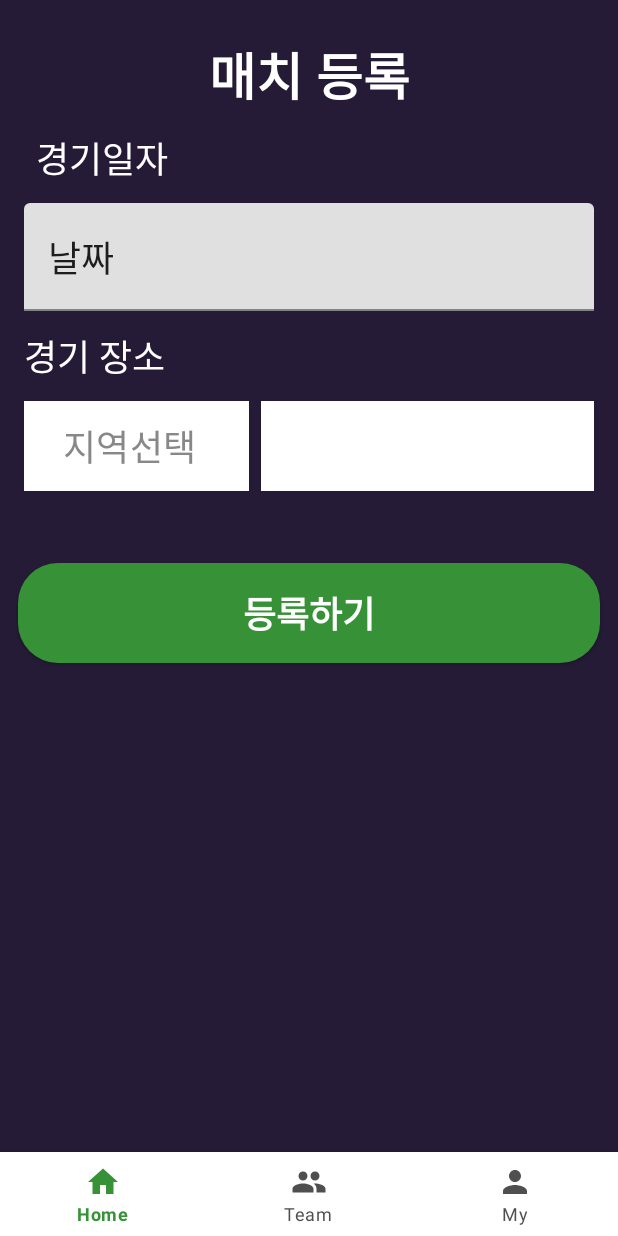
After one commit to HyungMinKang/kimcoach, an Android app: the RegisterMatchFragment screen opened through its navigation route, on a phone screen of 412 x 824 dp. The commit adds this screen. Run offline under Robolectric (Android 15) with nearby library versions, the phone set to English and light mode, and no system bars; our stand-ins replace data binding, navigation-ui; libraries missing offline, so code that uses them is left out: com.google.android.gms.

Commit message:
feat: 경기 추가 화면 완성 -> 등록버튼 액션만 추가 필요

```diff
--- /dev/null
+++ b/mobile/src/main/java/com/example/mobile/domain/model/SpinnerType.kt
@@ -0,0 +1,6 @@
+package com.example.mobile.domain.model
+
+enum class SpinnerType(val typeName:String) {
+    REGION("Region"),
+    STADIUM("Stadium"),
+}
--- a/mobile/src/main/java/com/example/mobile/ui/home/HomeFragment.kt
+++ b/mobile/src/main/java/com/example/mobile/ui/home/HomeFragment.kt
@@ -8,6 +8,8 @@ import android.view.View
 import android.view.ViewGroup
 import android.widget.Toast
 import androidx.databinding.DataBindingUtil
+import androidx.navigation.NavController
+import androidx.navigation.Navigation
 import androidx.recyclerview.widget.RecyclerView
 import com.example.mobile.R
 import com.example.mobile.databinding.FragmentHomeBinding
@@ -26,6 +28,7 @@ class HomeFragment : Fragment() {
 
     private lateinit var binding: FragmentHomeBinding
     private val viewModel: HomeViewModel by inject()
+    private lateinit var navigator: NavController
     override fun onCreateView(
         inflater: LayoutInflater, container: ViewGroup?,
         savedInstanceState: Bundle?
@@ -37,6 +40,7 @@ class HomeFragment : Fragment() {
     override fun onViewCreated(view: View, savedInstanceState: Bundle?) {
         super.onViewCreated(view, savedInstanceState)
         val adapter = HomeAdapter()
+        navigator = Navigation.findNavController(view)
         binding.rvHomeReservedMatch.adapter = adapter
         adapter.submitList(makeDummyMatchList())
 
@@ -44,6 +48,10 @@ class HomeFragment : Fragment() {
             item: CompletedMatch ->  registerChannel()
         }
         //fileTest()
+
+        binding.fabHome.setOnClickListener {
+            navigator.navigate(R.id.action_navigation_home_to_registerMatchFragment)
+        }
         binding.rvHomeCompletedMatch.adapter = completedMatchAdapter
         completedMatchAdapter.submitList(makeDummyCompleteList())
     }
--- /dev/null
+++ b/mobile/src/main/java/com/example/mobile/ui/home/RegisterMatchFragment.kt
@@ -0,0 +1,99 @@
+package com.example.mobile.ui.home
+
+import android.app.DatePickerDialog
+import android.graphics.Color
+import android.os.Bundle
+import androidx.fragment.app.Fragment
+import android.view.LayoutInflater
+import android.view.View
+import android.view.ViewGroup
+import android.widget.AdapterView
+import android.widget.ArrayAdapter
+import android.widget.Spinner
+import android.widget.TextView
+import androidx.databinding.DataBindingUtil
+import com.example.mobile.R
+import com.example.mobile.databinding.FragmentRegisterMatchBinding
+import com.example.mobile.domain.model.SpinnerType
+import java.util.*
+
+
+class RegisterMatchFragment : Fragment() {
+
+    private lateinit var binding:FragmentRegisterMatchBinding
+    private lateinit var regionSpinner:Spinner
+    private lateinit var stadiumSpinner: Spinner
+    override fun onCreateView(
+        inflater: LayoutInflater, container: ViewGroup?,
+        savedInstanceState: Bundle?
+    ): View? {
+        binding = DataBindingUtil.inflate(inflater, R.layout.fragment_register_match, container, false)
+        return binding.root
+    }
+
+    override fun onViewCreated(view: View, savedInstanceState: Bundle?) {
+        super.onViewCreated(view, savedInstanceState)
+        regionSpinner = binding.spinnerRegisterMatchRegion
+        stadiumSpinner = binding.spinnerRegisterMatchStadium
+        binding.tieRegisterMatchDate.setOnClickListener {
+            showDateDialog()
+        }
+        setSpinner(listOf("지역선택","인천","서울","경기","부산","대구"), SpinnerType.REGION)
+
+
+    }
+
+    private fun loadRegionStadium(region:String){
+        val list = listOf("경기장선택 ", "$region 1", "$region 2", "$region 3", "$region 4")
+        setSpinner(list, SpinnerType.STADIUM)
+
+    }
+
+    private fun setSpinner(list: List<String>, type: SpinnerType) {
+        val spinner = when (type) {
+            SpinnerType.REGION -> binding.spinnerRegisterMatchRegion
+            else -> binding.spinnerRegisterMatchStadium
+        }
+        val adapter = ArrayAdapter(requireContext(), R.layout.item_spiinner_menu, list)
+        spinner.adapter = adapter
+        spinner.setSelection(0)
+        spinner.onItemSelectedListener = object : AdapterView.OnItemSelectedListener {
+            override fun onItemSelected(parent: AdapterView<*>?, view: View?, position: Int, id: Long
+            ) {
+                when (position) {
+                    0 -> (view as TextView).setTextColor(Color.GRAY)
+                    else -> (view as TextView).setTextColor(Color.BLACK)
+                }
+
+                when(type){
+                    SpinnerType.REGION->{
+                        if(position!=0){
+                            loadRegionStadium(list[position])
+                        }
+
+                    }
+                }
+            }
+
+            override fun onNothingSelected(parent: AdapterView<*>?) {}
+        }
+    }
+
+
+    private fun showDateDialog() {
+        val minDate = Calendar.getInstance()
+        minDate.set(2022,11,10)
+        val minYear = minDate.get(Calendar.YEAR)
+        val minMonth = minDate.get(Calendar.MONTH)
+        val minDay = minDate.get(Calendar.DAY_OF_MONTH)
+        val dialog = DatePickerDialog(requireContext(), matchDateSetListener, minYear, minMonth, minDay)
+        dialog.datePicker.minDate= minDate.timeInMillis
+        dialog.show()
+    }
+
+
+    private val matchDateSetListener = DatePickerDialog.OnDateSetListener() { view, year, month, dayOfMonth ->
+        val dateString = "${year}년 ${month + 1}월 ${dayOfMonth}일"
+        binding.tieRegisterMatchDate.setText(dateString)
+    }
+}
--- /dev/null
+++ b/mobile/src/main/res/layout/fragment_register_match.xml
@@ -0,0 +1,123 @@
+<?xml version="1.0" encoding="utf-8"?>
+<layout xmlns:android="http://schemas.android.com/apk/res/android"
+    xmlns:tools="http://schemas.android.com/tools"
+    xmlns:app="http://schemas.android.com/apk/res-auto">
+
+    <data>
+
+    </data>
+
+    <androidx.constraintlayout.widget.ConstraintLayout
+        android:layout_width="match_parent"
+        android:background="@color/dark_purple"
+        android:layout_height="match_parent"
+        tools:context=".ui.home.RegisterMatchFragment">
+
+
+        <TextView
+            android:id="@+id/tv_register_match_title"
+            android:layout_width="wrap_content"
+            android:layout_height="wrap_content"
+            android:layout_marginTop="24dp"
+            android:text="매치 등록"
+            android:textColor="@color/white"
+            app:layout_constraintTop_toTopOf="parent"
+            app:layout_constraintStart_toStartOf="parent"
+            app:layout_constraintEnd_toEndOf="parent"
+            android:textSize="34sp"
+            android:textStyle="bold"
+            />
+
+
+
+        <TextView
+            android:id="@+id/tv_register_match_date_title"
+            android:layout_width="wrap_content"
+            android:layout_height="wrap_content"
+            android:layout_marginTop="12dp"
+            android:text="경기일자"
+            android:textColor="@color/white"
+            android:textSize="24sp"
+            app:layout_constraintTop_toBottomOf="@id/tv_register_match_title"
+            app:layout_constraintStart_toStartOf="parent"
+            android:layout_marginStart="24dp"
+            />
+
+        <com.google.android.material.textfield.TextInputLayout
+            android:id="@+id/til_register_match_date"
+            android:layout_width="match_parent"
+            android:layout_height="wrap_content"
+            android:layout_marginHorizontal="16dp"
+            android:layout_marginTop="12dp"
+            app:layout_constraintEnd_toEndOf="parent"
+            app:layout_constraintStart_toStartOf="parent"
+            app:layout_constraintTop_toBottomOf="@id/tv_register_match_date_title"
+            >
+
+            <com.google.android.material.textfield.TextInputEditText
+                android:id="@+id/tie_register_match_date"
+                android:layout_width="match_parent"
+                android:layout_height="match_parent"
+                android:inputType="datetime"
+                android:text="날짜"
+                android:textSize="24sp"
+                android:cursorVisible="false"
+                android:focusable="false"
+                android:paddingVertical="18dp" />
+        </com.google.android.material.textfield.TextInputLayout>
+
+
+        <TextView
+            android:id="@+id/tv_register_match_place_title"
+            android:layout_width="wrap_content"
+            android:layout_height="wrap_content"
+            app:layout_constraintTop_toBottomOf="@id/til_register_match_date"
+            app:layout_constraintStart_toStartOf="@id/til_register_match_date"
+            android:text="경기 장소"
+            android:layout_marginTop="12dp"
+            android:textColor="@color/white"
+            android:textSize="24sp"
+
+            />
+
+        <Spinner
+            android:layout_marginTop="12dp"
+            android:id="@+id/spinner_register_match_region"
+            android:layout_width="150dp"
+            android:background="@color/white"
+            android:spinnerMode="dropdown"
+
+            android:layout_height="60dp"
+            app:layout_constraintTop_toBottomOf="@id/tv_register_match_place_title"
+            app:layout_constraintStart_toStartOf="@id/tv_register_match_place_title"
+
+            />
+
+        <Spinner
+            android:id="@+id/spinner_register_match_stadium"
+            android:layout_width="0dp"
+            android:layout_height="60dp"
+            android:spinnerMode="dropdown"
+            android:background="@color/white"
+            android:layout_marginStart="8dp"
+            app:layout_constraintTop_toTopOf="@id/spinner_register_match_region"
+            app:layout_constraintStart_toEndOf="@id/spinner_register_match_region"
+            app:layout_constraintEnd_toEndOf="@id/til_register_match_date"
+            />
+
+        <androidx.appcompat.widget.AppCompatButton
+            android:layout_width="match_parent"
+            android:layout_height="wrap_content"
+            app:layout_constraintTop_toBottomOf="@id/spinner_register_match_region"
+            android:background="@drawable/btn_radius_green"
+            android:layout_marginHorizontal="12dp"
+            android:layout_marginTop="48dp"
+            android:text="등록하기"
+            android:textColor="@color/white"
+            android:textSize="24sp"
+            android:textStyle="bold"
+
+            android:paddingVertical="15dp"
+            />
+    </androidx.constraintlayout.widget.ConstraintLayout>
+</layout>
--- a/mobile/src/main/res/layout/fragment_sign_up.xml
+++ b/mobile/src/main/res/layout/fragment_sign_up.xml
@@ -10,7 +10,7 @@
     <androidx.constraintlayout.widget.ConstraintLayout
         android:layout_width="match_parent"
         android:layout_height="match_parent"
-        android:background="#251B37"
+        android:background="@color/dark_purple"
         tools:context=".ui.signup.SignUpFragment">
 
         <TextView
--- /dev/null
+++ b/mobile/src/main/res/layout/item_spiinner_menu.xml
@@ -0,0 +1,12 @@
+<!--?xml version="1.0" encoding="utf-8"?-->
+<TextView xmlns:android="http://schemas.android.com/apk/res/android"
+    xmlns:tools="http://schemas.android.com/tools"
+    android:id="@android:id/text1"
+    android:layout_width="match_parent"
+    android:gravity="center"
+    android:layout_height="match_parent"
+    style="@style/Subtitle2"
+    android:textSize="24sp"
+    android:textColor="@color/black"
+    android:paddingEnd="10dp"
+    android:textAlignment="center" />
--- a/mobile/src/main/res/navigation/navigation_main.xml
+++ b/mobile/src/main/res/navigation/navigation_main.xml
@@ -31,6 +31,9 @@
         android:name="com.example.mobile.ui.home.HomeFragment"
         android:label="HomeFragment" >
 
+        <action
+            android:id="@+id/action_navigation_home_to_registerMatchFragment"
+            app:destination="@id/registerMatchFragment" />
     </fragment>
     <fragment
         android:id="@id/navigation_my"
@@ -41,4 +44,8 @@
         android:id="@id/navigation_team"
         android:name="com.example.mobile.ui.team.TeamFragment"
         android:label="TeamFragment" />
+    <fragment
+        android:id="@+id/registerMatchFragment"
+        android:name="com.example.mobile.ui.home.RegisterMatchFragment"
+        android:label="RegisterMatchFragment" />
 </navigation>
```
